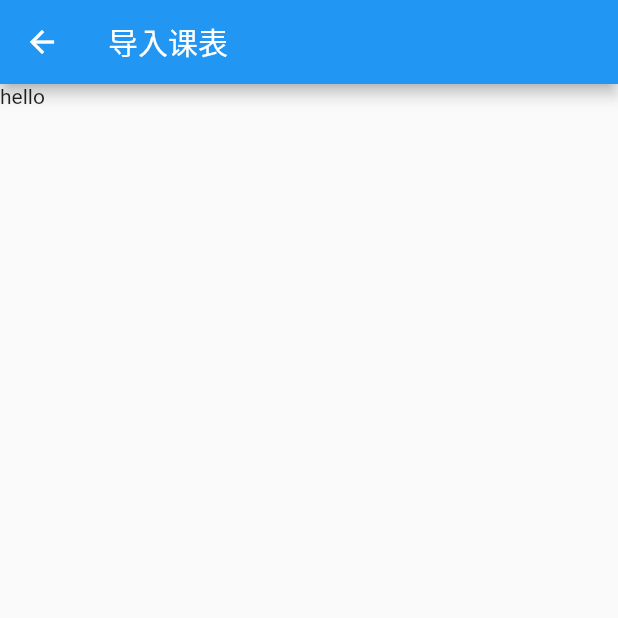
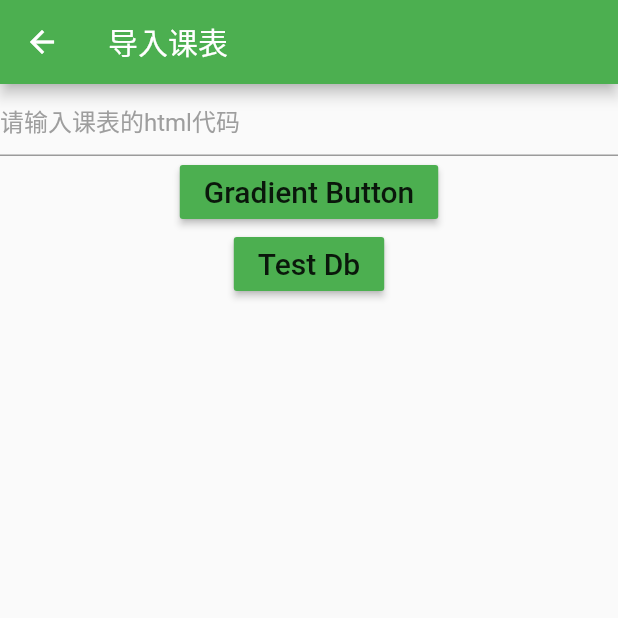
Before and after one commit to H-Zeus/course-table, a Flutter app: the screen it shows after launch, after a tap on the "add" icon, on a phone screen of 412 x 824 dp, the top half of it. Run offline on Flutter 3.47's test engine with Material 2 defaults, Android fonts, the phone set to English and light mode, and no system bars.

Commit message:
解析html到数据库

```diff
--- /dev/null
+++ b/lib/configs.dart
@@ -0,0 +1 @@
+final dbName = "db.json";
--- a/lib/main.dart
+++ b/lib/main.dart
@@ -1,6 +1,15 @@
+import 'package:course_table/utils.dart';
 import 'package:flutter/material.dart';
+import 'package:path_provider/path_provider.dart';
+import 'configs.dart';
+import 'dart:io';
 
-main() {
+void main() async {
+  var dir = (await getApplicationDocumentsDirectory()).path + dbName;
+  File file = File(dir);
+  if(!(await file.exists())) {
+    await file.create();
+  }
   return runApp(new CourseTable());
 }
 
@@ -10,7 +19,7 @@ class CourseTable extends StatelessWidget {
     return new MaterialApp(
       title: 'course table',
       theme: new ThemeData(
-        primarySwatch: Colors.blue,
+        primarySwatch: Colors.green,
       ),
       home: new MainPage(),
     );
@@ -18,26 +27,24 @@ class CourseTable extends StatelessWidget {
 }
 
 class MainPage extends StatelessWidget {
-
   void _onAddButtonPressed(BuildContext context) {
-    Navigator.of(context).push(
-      new MaterialPageRoute(
-        builder: (context) {
-          return new CourseAddPage();
-        }
-      )
-    );
+    Navigator.of(context).push(new MaterialPageRoute(builder: (context) {
+      return new CourseAddPage();
+    }));
   }
 
   @override
   Widget build(BuildContext context) {
+
     return new Scaffold(
       appBar: new AppBar(
         title: new Text("Course Table"),
         actions: <Widget>[
           new IconButton(
             icon: new Icon(Icons.add),
-            onPressed: () { _onAddButtonPressed(context); },
+            onPressed: () {
+              _onAddButtonPressed(context);
+            },
           ),
         ],
       ),
@@ -46,8 +53,55 @@ class MainPage extends StatelessWidget {
   }
 }
 
+class CourseAddPage extends StatefulWidget {
+  CourseAddPage({Key key}) : super(key: key);
 
-class CourseAddPage extends StatelessWidget {
+  @override
+  _CourseAddPage createState() => new _CourseAddPage();
+}
+
+class _CourseAddPage extends State<CourseAddPage> {
+  final TextEditingController _controller = new TextEditingController();
+
+  void _onButtonPressed() {
+    saveCourseTable(_controller.text);
+  }
+
+  void _testDB() async {
+    var db = await getTableData();
+    print(db["1"]["1"]["1"]["room"]);
+  }
+
+  Widget _inputAndButton() {
+    return new Container(
+      child: new Column(
+        children: <Widget>[
+          new TextField(
+            controller: _controller,
+            decoration: new InputDecoration(
+              hintText: '请输入课表的html代码',
+              hintStyle: new TextStyle(color: Colors.grey),
+            ),
+          ),
+          new RaisedButton(
+            onPressed: _onButtonPressed,
+            child: new Container(
+              child: Text('Gradient Button', style: TextStyle(fontSize: 20)),
+            ),
+            color: Theme.of(context).accentColor,
+          ),
+          new RaisedButton(
+            onPressed: _testDB,
+            child: new Container(
+              child: Text('Test Db', style: TextStyle(fontSize: 20)),
+            ),
+            color: Theme.of(context).accentColor,
+          )
+        ],
+      ),
+    );
+  }
+
   @override
   Widget build(BuildContext context) {
     return Container(
@@ -55,7 +109,7 @@ class CourseAddPage extends StatelessWidget {
         appBar: new AppBar(
           title: new Text("导入课表"),
         ),
-        body: new Text("hello"),
+        body: _inputAndButton(),
       ),
     );
   }
--- a/pubspec.yaml
+++ b/pubspec.yaml
@@ -20,6 +20,7 @@ dependencies:
   flutter:
     sdk: flutter
   html: ^0.14.0+2
+  path_provider: ^1.3.0
 
   # The following adds the Cupertino Icons font to your application.
   # Use with the CupertinoIcons class for iOS style icons.
```
Also changed, not shown: lib/utils.dart (+31 -1 lines), pubspec.lock.
